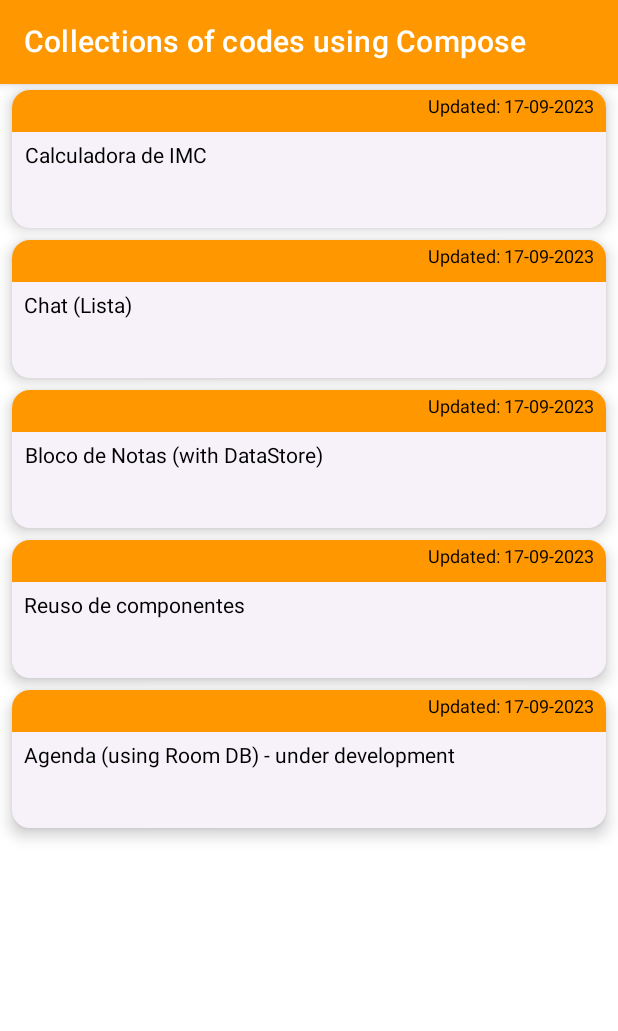
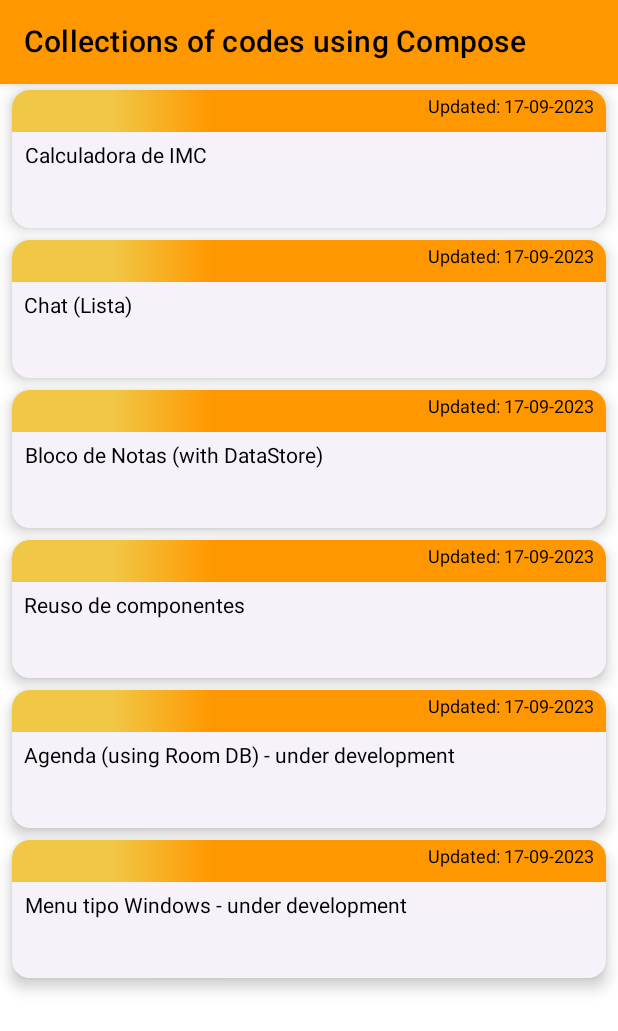
Before and after one commit to giovanileitevitor/TestingApp, an Android app built with Jetpack Compose: the screen it shows after launch (MainActivity), on a phone screen of 412 x 824 dp. Shown: the top 1031 px of the screen. Run offline under Robolectric (Android 15) with nearby library versions, the phone set to English and light mode, and no system bars.

Commit message:
Jetpack compose

```diff
--- a/app/src/main/java/br/applabbs/testingapp/ui/theme/Color.kt
+++ b/app/src/main/java/br/applabbs/testingapp/ui/theme/Color.kt
@@ -25,9 +25,9 @@ val Beige3 = Color(0xfff9a27b)
 val LightGreen1 = Color(0xff54e1b6)
 val LightGreen2 = Color(0xff36ddab)
 val LightGreen3 = Color(0xff11d79b)
-val BlueViolet1 = Color(0xffaeb4fd)
-val BlueViolet2 = Color(0xff9fa5fe)
-val BlueViolet3 = Color(0xff8f98fd)
+val Blue1 = Color(0xffaeb4fd)
+val Blue2 = Color(0xff9fa5fe)
+
 
 val Gold = Color(0xffffD700)
 val Black = Color(0xff000000)
--- a/app/src/main/java/br/applabbs/testingapp/ui/theme/MainActivity.kt
+++ b/app/src/main/java/br/applabbs/testingapp/ui/theme/MainActivity.kt
@@ -11,6 +11,8 @@ import androidx.compose.foundation.layout.fillMaxWidth
 import androidx.compose.foundation.layout.height
 import androidx.compose.foundation.layout.padding
 import androidx.compose.foundation.layout.wrapContentWidth
+import androidx.compose.foundation.lazy.LazyColumn
+import androidx.compose.foundation.lazy.itemsIndexed
 import androidx.compose.material.Button
 import androidx.compose.material.ButtonDefaults
 import androidx.compose.material.Scaffold
@@ -31,6 +33,7 @@ import br.applabbs.testingapp.ui.theme.examples.calcimc.CalculaImcActivity
 import br.applabbs.testingapp.ui.theme.examples.chat.ChatActivity
 import br.applabbs.testingapp.ui.theme.examples.notes.NotesActivity
 import br.applabbs.testingapp.ui.theme.examples.reusecomps.ReusingComponentActivity
+import br.applabbs.testingapp.ui.theme.examples.windows.WindowsActivity
 import br.applabbs.testingapp.ui.theme.parts.CustomCard
 
 
@@ -49,6 +52,8 @@ class MainActivity: ComponentActivity() {
 @Composable
 fun Home(){
 
+    val context = LocalContext.current
+
     Scaffold(
         topBar = {
             TopAppBar(
@@ -56,7 +61,7 @@ fun Home(){
                     Text(
                         text = "Collections of codes using Compose",
                         textAlign = TextAlign.Justify,
-                        color = Color.White,
+                        color = Color.Black,
                         maxLines = 1
                     )
                 },
@@ -68,41 +73,34 @@ fun Home(){
             )
         }
     ){ paddingValues ->
+
         Column(modifier = Modifier
             .fillMaxSize()
             .padding(paddingValues = paddingValues)
         ) {
 
-            val context = LocalContext.current
-
-            CustomCard(
-                text = "Calculadora de IMC"
-            ) {
+            CustomCard(text = "Calculadora de IMC") {
                 context.startActivity(Intent(context, CalculaImcActivity::class.java))
             }
 
-            CustomCard(
-                text = "Chat (Lista)"
-            ) {
+            CustomCard(text = "Chat (Lista)") {
                 context.startActivity(Intent(context, ChatActivity::class.java))
             }
 
-            CustomCard(
-                text = "Bloco de Notas (with DataStore)"
-            ) {
+            CustomCard(text = "Bloco de Notas (with DataStore)") {
                 context.startActivity(Intent(context, NotesActivity::class.java))
             }
 
-            CustomCard(
-                text = "Reuso de componentes"
-            ) {
+            CustomCard(text = "Reuso de componentes") {
                 context.startActivity(Intent(context, ReusingComponentActivity::class.java))
             }
 
-            CustomCard(
-                text = "Agenda (using Room DB) - under development"
-            ) {
+            CustomCard(text = "Agenda (using Room DB) - under development") {
                 context.startActivity(Intent(context, AgendaActivity::class.java))
+            }
+
+            CustomCard(text = "Menu tipo Windows - under development") {
+                context.startActivity(Intent(context, WindowsActivity::class.java))
             }
 
         }
@@ -115,3 +113,8 @@ fun Home(){
 fun PreviewHome(){
     Home()
 }
+
+data class Element(
+    val title: String,
+    val className: Intent
+)
--- a/app/src/main/java/br/applabbs/testingapp/ui/theme/parts/CustomCard.kt
+++ b/app/src/main/java/br/applabbs/testingapp/ui/theme/parts/CustomCard.kt
@@ -4,6 +4,7 @@ import android.icu.text.SimpleDateFormat
 import androidx.compose.foundation.background
 import androidx.compose.foundation.clickable
 import androidx.compose.foundation.layout.Box
+import androidx.compose.foundation.layout.Row
 import androidx.compose.foundation.layout.fillMaxWidth
 import androidx.compose.foundation.layout.height
 import androidx.compose.foundation.layout.padding
@@ -13,11 +14,13 @@ import androidx.compose.material3.ElevatedCard
 import androidx.compose.material3.ExperimentalMaterial3Api
 import androidx.compose.runtime.Composable
 import androidx.compose.ui.Modifier
+import androidx.compose.ui.graphics.Brush
 import androidx.compose.ui.text.style.TextAlign
 import androidx.compose.ui.tooling.preview.Preview
 import androidx.compose.ui.unit.dp
 import androidx.compose.ui.unit.sp
 import br.applabbs.testingapp.ui.theme.OrangeYellow1
+import br.applabbs.testingapp.ui.theme.OrangeYellow2
 import java.util.*
 
 
@@ -31,10 +34,17 @@ fun CustomCard(text: String, onClick: () -> Unit){
             .padding(8.dp, 4.dp, 8.dp, 4.dp)
             .clickable(enabled = true, onClick = onClick),
         content = {
-            Box(modifier = Modifier
+            Row(modifier = Modifier
                 .fillMaxWidth()
                 .height(28.dp)
-                .background(OrangeYellow1)) {
+                .background(
+                    brush = Brush.horizontalGradient(
+                        colors = listOf(OrangeYellow2, OrangeYellow1),
+                        startX = 100f,
+                        endX = 200f
+                    )
+                )
+            ) {
 
                 val date = SimpleDateFormat("dd-MM-yyyy'")
                 val currentDateAndTime = date.format(Date())
```
Also changed, not shown: app/src/main/AndroidManifest.xml (+8 -0 lines), app/src/main/java/br/applabbs/testingapp/ui/theme/examples/chat/ChatActivity.kt (+16 -14 lines), app/src/main/java/br/applabbs/testingapp/ui/theme/examples/chat/Usuario.kt (+10 -3 lines), app/src/main/java/br/applabbs/testingapp/ui/theme/examples/chat/UsuarioItem.kt (+5 -7 lines), app/src/main/java/br/applabbs/testingapp/ui/theme/examples/windows/WindowsActivity.kt (added, +116 -0 lines), app/src/main/res/drawable/ic_windows_black.xml (added, +8 -0 lines), app/src/main/res/drawable/ic_windows.png (added), app/src/main/res/drawable/ic_windows_2.png (added), app/src/main/res/drawable/ic_windows_3.png (added), app/src/main/res/drawable/img.png (added).
